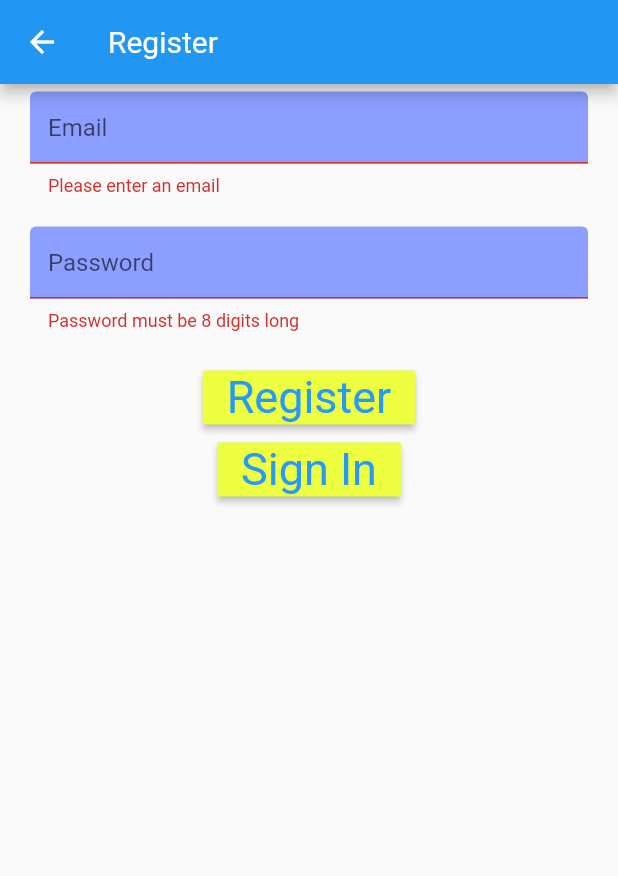
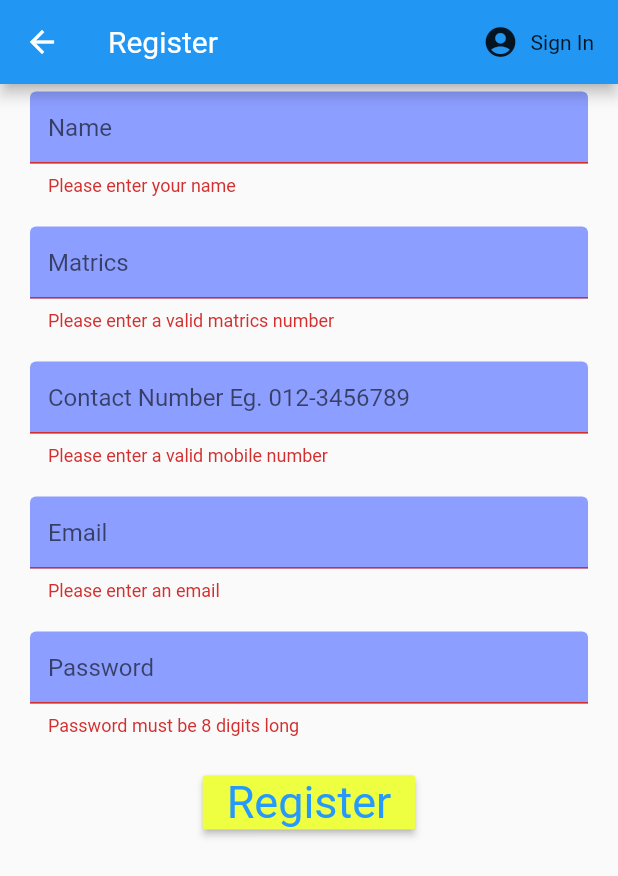
Before and after one commit to zhenwei33/badminton-app, a Flutter app: the Register screen opened directly, after a tap on "Register", on a phone screen of 412 x 824 dp. Shown: the top 876 px of the screen. Run offline on Flutter 3.47's test engine with Material 2 defaults, Android fonts, the phone set to English and light mode, and no system bars; our stand-ins replace cloud_firestore, firebase_auth, flutter_spinkit, shimmer; accounts and stored records are empty; network calls fail; project files that could hold a hidden picture were left out.

Commit message:
Sign In/Out with user details(multiDex enabled)

```diff
--- a/map1/lib/main.dart
+++ b/map1/lib/main.dart
@@ -13,7 +13,7 @@ class MyApp extends StatelessWidget {
     return StreamProvider<User>.value(
       value: AuthService().user,
       child: MaterialApp(
-        debugShowCheckedModeBanner: true,
+        debugShowCheckedModeBanner: false,
         home: Wrapper(),
       ),
     );
--- a/map1/lib/screen/authentication/register.dart
+++ b/map1/lib/screen/authentication/register.dart
@@ -12,9 +12,11 @@ class Register extends StatefulWidget {
 }
 
 class _RegisterState extends State<Register> {
-
   bool _loading = false;
 
+  String _username = '';
+  String _matrics = '';
+  String _contact = '';
   String _email = '';
   String _password = '';
   String _errorMessage = '';
@@ -24,27 +26,89 @@ class _RegisterState extends State<Register> {
 
   @override
   Widget build(BuildContext context) {
-    return _loading? Loading() : Scaffold(
-      appBar: AppBar(title: Text('Register')), // modifiable with custom appbar
-      body: Container(
-        padding: EdgeInsets.fromLTRB(20.0, 5.0, 20.0, 10.0), // dummy values
+    return _loading
+        ? Loading()
+        : Scaffold(
+            appBar: AppBar(
+              title: Text('Register'),
+              actions: <Widget>[
+                FlatButton.icon(
+                  icon: Icon(Icons.account_circle),
+                  label: Text(
+                    'Sign In',
+                  ),
+                  onPressed: (() => widget.toggleView()),
+                )
+              ],
+            ), // modifiable with custom appbar
+            body: SingleChildScrollView(
+              child: Container(
+                padding:
+                    EdgeInsets.fromLTRB(20.0, 5.0, 20.0, 10.0), // dummy values
                 child: Form(
                   key: _formKey,
                   child: Column(
                     children: <Widget>[
                       TextFormField(
-                decoration: customInputDecoration.copyWith(hintText: "Email"),
-                validator: ((val) => val.isEmpty ? 'Please enter an email' : null),
-                onChanged: (val){
+                        decoration:
+                            customInputDecoration.copyWith(hintText: "Name"),
+                        validator: ((val) =>
+                            val.isEmpty ? 'Please enter your name' : null),
+                        onChanged: (val) {
+                          setState(() => _username = val);
+                        },
+                      ),
+                      SizedBox(height: 20.0), // spacing box, removable
+                      TextFormField(
+                        decoration:
+                            customInputDecoration.copyWith(hintText: "Matrics"),
+                        validator: ((val) {
+                          final matricsNumber =
+                              RegExp(r'[A-Z]{1}[0-9]{2}[A-Z]{2}[0-9]{4}');
+                          if (matricsNumber.hasMatch(val)) {
+                            return null;
+                          }
+                          return 'Please enter a valid matrics number';
+                        }),
+                        onChanged: (val) {
+                          setState(() => _matrics = val);
+                        },
+                      ),
+                      SizedBox(height: 20.0), // spacing box, removable
+                      TextFormField(
+                        decoration: customInputDecoration.copyWith(
+                            hintText: "Contact Number Eg. 012-3456789"),
+                        validator: ((val) {
+                          final malaysiaNumber =
+                              RegExp(r'^(01)[0-46-9]{1}-?[0-9]{7,8}$');
+                          if (malaysiaNumber.hasMatch(val)) {
+                            return null;
+                          }
+                          return "Please enter a valid mobile number";
+                        }),
+                        onChanged: (val) {
+                          setState(() => _contact = val);
+                        },
+                      ),
+                      SizedBox(height: 20.0), // spacing box, removable
+                      TextFormField(
+                        decoration:
+                            customInputDecoration.copyWith(hintText: "Email"),
+                        validator: ((val) =>
+                            val.isEmpty ? 'Please enter an email' : null),
+                        onChanged: (val) {
                           setState(() => _email = val);
                         },
                       ),
                       SizedBox(height: 20.0), // spacing box, removable
                       TextFormField(
-                decoration: customInputDecoration.copyWith(hintText: "Password"),
+                        decoration: customInputDecoration.copyWith(
+                            hintText: "Password"),
                         obscureText: true,
-                validator: ((val) => val.length < 8 ? 'Password must be 8 digits long' : null),
-                onChanged: (val){
+                        validator: ((val) => val.length < 8
+                            ? 'Password must be 8 digits long'
+                            : null),
+                        onChanged: (val) {
                           setState(() => _password = val);
                         },
                       ),
@@ -53,29 +117,26 @@ class _RegisterState extends State<Register> {
                         color: Colors.limeAccent, //dummy value
                         child: Text(
                           'Register',
-                  style: heading, //dummy, can create new text style in constant.dart
+                          style:
+                              heading, //dummy, can create new text style in constant.dart
                         ),
-                onPressed: () async{
-                  if(_formKey.currentState.validate()){
+                        onPressed: () async {
+                          if (_formKey.currentState.validate()) {
                             setState(() {
                               _loading = true;
                             });
-                    dynamic result = await _authService.registerWtihEmailAndPassword(_email, _password);
-                    if(result is! User){
+                            dynamic result =
+                                await _authService.registerWtihEmailAndPassword(
+                                    _username,
+                                    _matrics,
+                                    _contact,
+                                    _email,
+                                    _password);
+                            if (result is! User) {
                               _errorMessage = result.toString();
                               setState(() => _loading = false);
                             }
                           }
-                },
-              ),
-              RaisedButton(
-                color: Colors.limeAccent,
-                child: Text(
-                  'Sign In',
-                  style: heading,
-                ),
-                onPressed:(){
-                  widget.toggleView();
                         },
                       ),
                       // Customizable
@@ -89,6 +150,7 @@ class _RegisterState extends State<Register> {
                   ),
                 ),
               ),
+            ),
           );
   }
 }
--- /dev/null
+++ b/map1/lib/services/database.dart
@@ -0,0 +1,15 @@
+import 'package:cloud_firestore/cloud_firestore.dart';
+
+class DatabaseService{
+  final String uid;
+  DatabaseService({this.uid});
+
+  CollectionReference usersReference = Firestore.instance.collection('user');
+  Future createUser(String username, String matrics, String contact) async{
+    return await usersReference.document(uid).setData({
+      'username' : username,
+      'matrics' : matrics,
+      'contact' : contact,
+    });
+  }
+}
--- a/map1/pubspec.yaml
+++ b/map1/pubspec.yaml
@@ -23,11 +23,11 @@ dependencies:
   # The following adds the Cupertino Icons font to your application.
   # Use with the CupertinoIcons class for iOS style icons.
   cupertino_icons: ^0.1.2
-  http: ^0.12.0+4
   shimmer: ^1.0.1
   flutter_spinkit: "^4.1.2"
   firebase_auth: ^0.15.5+2
   provider: ^4.0.4
+  cloud_firestore: ^0.13.2+1
 
 dev_dependencies:
   flutter_test:
```
Also changed, not shown: map1/lib/screen/authentication/authentication.dart (+12 -7 lines), map1/lib/screen/authentication/login.dart (+38 -25 lines), map1/lib/screen/home/home.dart (+7 -2 lines), map1/lib/services/auth.dart (+33 -10 lines), map1/pubspec.lock, 2 other files. Lines whose indentation alone changed are shown as unchanged.
